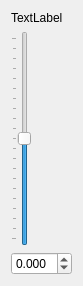
First picture: the form in qt-frontend/widgets/SpectralColorPicker/spectralslider.ui, repository phresnel/picogen, before the edit.
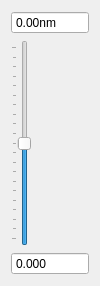
Second picture: the form after the edit.

Commit message: Spectral picker: can edit wavelength

```diff
--- a/qt-frontend/widgets/SpectralColorPicker/spectralslider.ui
+++ b/qt-frontend/widgets/SpectralColorPicker/spectralslider.ui
@@ -6,7 +6,7 @@
    <rect>
     <x>0</x>
     <y>0</y>
-    <width>64</width>
+    <width>82</width>
     <height>286</height>
    </rect>
   </property>
@@ -15,9 +15,18 @@
   </property>
   <layout class="QVBoxLayout" name="verticalLayout">
    <item>
-    <widget class="QLabel" name="label">
-     <property name="text">
-      <string>TextLabel</string>
+    <widget class="QDoubleSpinBox" name="wavelength">
+     <property name="frame">
+      <bool>true</bool>
+     </property>
+     <property name="buttonSymbols">
+      <enum>QAbstractSpinBox::NoButtons</enum>
+     </property>
+     <property name="suffix">
+      <string>nm</string>
+     </property>
+     <property name="maximum">
+      <double>32768.000000000000000</double>
      </property>
     </widget>
    </item>
@@ -43,7 +52,7 @@
       <bool>true</bool>
      </property>
      <property name="buttonSymbols">
-      <enum>QAbstractSpinBox::UpDownArrows</enum>
+      <enum>QAbstractSpinBox::NoButtons</enum>
      </property>
      <property name="decimals">
       <number>3</number>
```
Left out of the diff: 2 changed lines with no effect on the pictures. The commit also changes 2 other files.
